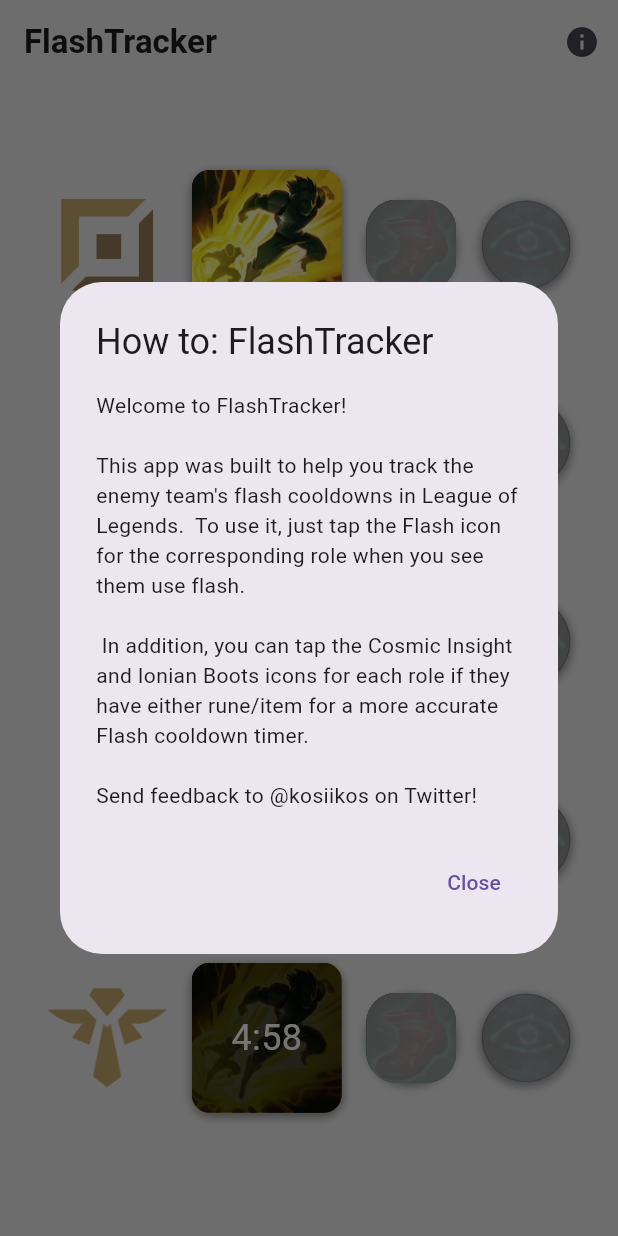
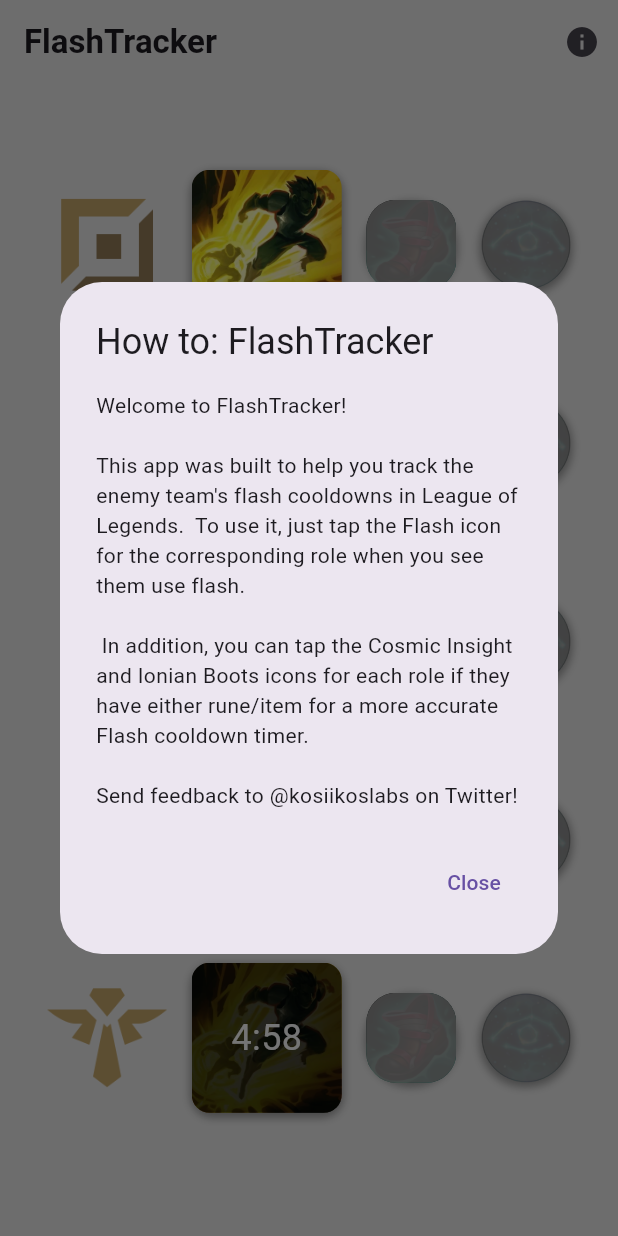
Before and after one commit to pkostas1/flashtrackerlol, a Flutter app: the screen it shows after launch, after a tap on the "info" icon, on a phone screen of 412 x 824 dp. Run offline on Flutter 3.47's test engine with Material 3 defaults, Android fonts, the phone set to English and light mode, and no system bars; our stand-ins replace flutter_bloc; Roboto replaces fonts that are missing (Futura).

Commit message:
fix twitter

```diff
--- a/lib/main.dart
+++ b/lib/main.dart
@@ -310,7 +310,7 @@
                 builder: (context) => AlertDialog(
                   title: const Text('How to: FlashTracker'),
                   content: const Text(
-                      "Welcome to FlashTracker! \n\nThis app was built to help you track the enemy team's flash cooldowns in League of Legends.  To use it, just tap the Flash icon for the corresponding role when you see them use flash. \n\n In addition, you can tap the Cosmic Insight and Ionian Boots icons for each role if they have either rune/item for a more accurate Flash cooldown timer. \n\nSend feedback to @kosiikos on Twitter! "),
+                      "Welcome to FlashTracker! \n\nThis app was built to help you track the enemy team's flash cooldowns in League of Legends.  To use it, just tap the Flash icon for the corresponding role when you see them use flash. \n\n In addition, you can tap the Cosmic Insight and Ionian Boots icons for each role if they have either rune/item for a more accurate Flash cooldown timer. \n\nSend feedback to @kosiikoslabs on Twitter! "),
                   actions: [
                     TextButton(
                       onPressed: () {
```
